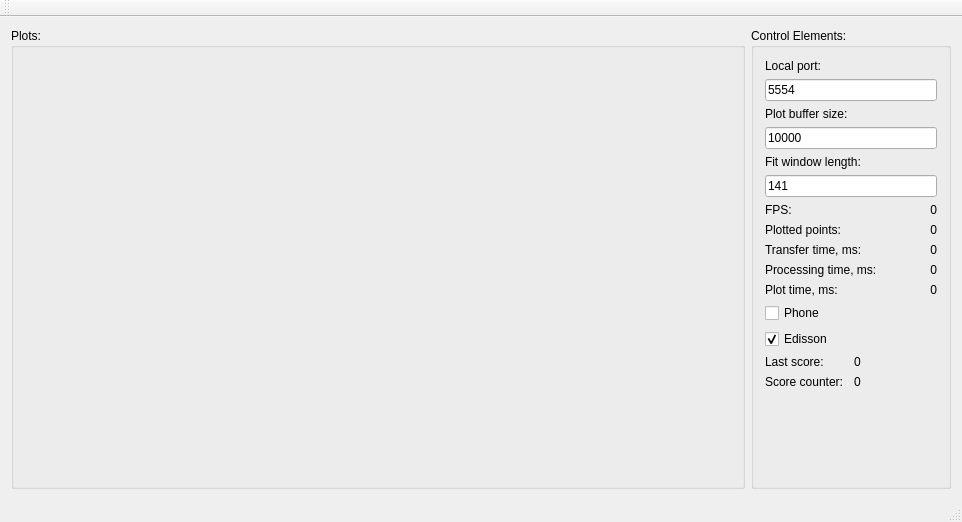
Above: RacketMotionServer/mainwin.ui from Sureshdharani/Racket-Project before the change. Below: the same form after it.
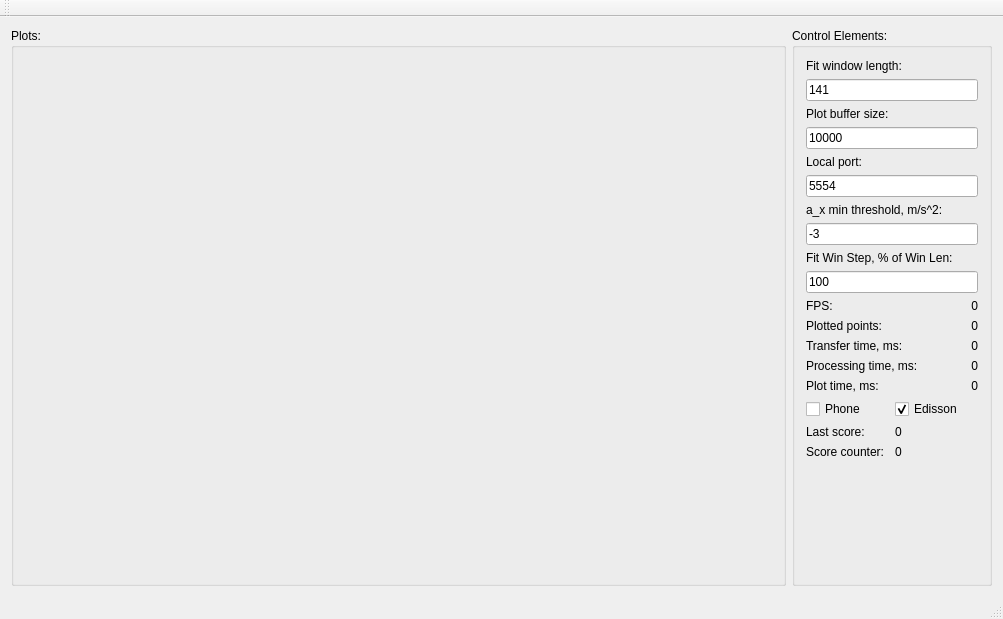
That is the form after the change. Custom widgets are drawn as their Qt base class.

Diff of the .ui file:
```diff
--- a/RacketMotionServer/mainwin.ui
+++ b/RacketMotionServer/mainwin.ui
@@ -6,8 +6,8 @@
    <rect>
     <x>0</x>
     <y>0</y>
-    <width>962</width>
-    <height>522</height>
+    <width>1003</width>
+    <height>619</height>
    </rect>
   </property>
   <property name="windowTitle">
@@ -143,46 +143,6 @@
       </property>
       <layout class="QGridLayout" name="gridLayout_5">
        <item row="5" column="0">
-        <layout class="QGridLayout" name="gridLayout_2">
-         <item row="0" column="0">
-          <layout class="QHBoxLayout" name="horizontalLayout_3">
-           <item>
-            <widget class="QLabel" name="label_4">
-             <property name="text">
-              <string>Last score:</string>
-             </property>
-            </widget>
-           </item>
-           <item>
-            <widget class="QLabel" name="scoreLabel">
-             <property name="text">
-              <string>0</string>
-             </property>
-            </widget>
-           </item>
-          </layout>
-         </item>
-         <item row="1" column="0">
-          <layout class="QHBoxLayout" name="horizontalLayout_7">
-           <item>
-            <widget class="QLabel" name="label_8">
-             <property name="text">
-              <string>Score counter:</string>
-             </property>
-            </widget>
-           </item>
-           <item>
-            <widget class="QLabel" name="scoreCntLabel">
-             <property name="text">
-              <string>0</string>
-             </property>
-            </widget>
-           </item>
-          </layout>
-         </item>
-        </layout>
-       </item>
-       <item row="3" column="0">
         <layout class="QVBoxLayout" name="verticalLayout_3">
          <item>
           <layout class="QHBoxLayout" name="horizontalLayout_6">
@@ -352,6 +312,105 @@
         </layout>
        </item>
        <item row="2" column="0">
+        <layout class="QVBoxLayout" name="verticalLayout">
+         <item>
+          <widget class="QLabel" name="label">
+           <property name="sizePolicy">
+            <sizepolicy hsizetype="Preferred" vsizetype="Fixed">
+             <horstretch>0</horstretch>
+             <verstretch>0</verstretch>
+            </sizepolicy>
+           </property>
+           <property name="text">
+            <string>Local port:</string>
+           </property>
+          </widget>
+         </item>
+         <item>
+          <widget class="QLineEdit" name="localPortLnEd">
+           <property name="sizePolicy">
+            <sizepolicy hsizetype="Preferred" vsizetype="Fixed">
+             <horstretch>0</horstretch>
+             <verstretch>0</verstretch>
+            </sizepolicy>
+           </property>
+           <property name="inputMask">
+            <string extracomment="Local Port"/>
+           </property>
+           <property name="text">
+            <string>5554</string>
+           </property>
+          </widget>
+         </item>
+        </layout>
+       </item>
+       <item row="3" column="0">
+        <layout class="QVBoxLayout" name="verticalLayout_6">
+         <item>
+          <widget class="QLabel" name="label_7">
+           <property name="sizePolicy">
+            <sizepolicy hsizetype="Preferred" vsizetype="Fixed">
+             <horstretch>0</horstretch>
+             <verstretch>0</verstretch>
+            </sizepolicy>
+           </property>
+           <property name="text">
+            <string>a_x min threshold, m/s^2:</string>
+           </property>
+          </widget>
+         </item>
+         <item>
+          <widget class="QLineEdit" name="accXMinThresholdLnEd">
+           <property name="sizePolicy">
+            <sizepolicy hsizetype="Preferred" vsizetype="Fixed">
+             <horstretch>0</horstretch>
+             <verstretch>0</verstretch>
+            </sizepolicy>
+           </property>
+           <property name="inputMask">
+            <string extracomment="Local Port"/>
+           </property>
+           <property name="text">
+            <string>-3</string>
+           </property>
+          </widget>
+         </item>
+        </layout>
+       </item>
+       <item row="4" column="0">
+        <layout class="QVBoxLayout" name="verticalLayout_7">
+         <item>
+          <widget class="QLabel" name="label_10">
+           <property name="sizePolicy">
+            <sizepolicy hsizetype="Preferred" vsizetype="Fixed">
+             <horstretch>0</horstretch>
+             <verstretch>0</verstretch>
+            </sizepolicy>
+           </property>
+           <property name="text">
+            <string>Fit Win Step, % of Win Len:</string>
+           </property>
+          </widget>
+         </item>
+         <item>
+          <widget class="QLineEdit" name="fitWinLenStepLnEd">
+           <property name="sizePolicy">
+            <sizepolicy hsizetype="Preferred" vsizetype="Fixed">
+             <horstretch>0</horstretch>
+             <verstretch>0</verstretch>
+            </sizepolicy>
+           </property>
+           <property name="inputMask">
+            <string extracomment="Local Port"/>
+           </property>
+           <property name="text">
+            <string>100</string>
+           </property>
+          </widget>
+         </item>
+        </layout>
+       </item>
+       <item row="0" column="0">
         <layout class="QVBoxLayout" name="verticalLayout_5">
          <item>
           <widget class="QLabel" name="label_6">
@@ -384,41 +443,8 @@
          </item>
         </layout>
        </item>
-       <item row="1" column="0">
-        <layout class="QVBoxLayout" name="verticalLayout_2">
-         <item>
-          <widget class="QLabel" name="label_2">
-           <property name="sizePolicy">
-            <sizepolicy hsizetype="Preferred" vsizetype="Fixed">
-             <horstretch>0</horstretch>
-             <verstretch>0</verstretch>
-            </sizepolicy>
-           </property>
-           <property name="text">
-            <string>Plot buffer size:</string>
-           </property>
-          </widget>
-         </item>
-         <item>
-          <widget class="QLineEdit" name="pltBufSzLnEd">
-           <property name="sizePolicy">
-            <sizepolicy hsizetype="Preferred" vsizetype="Fixed">
-             <horstretch>0</horstretch>
-             <verstretch>0</verstretch>
-            </sizepolicy>
-           </property>
-           <property name="inputMask">
-            <string extracomment="Local Port"/>
-           </property>
-           <property name="text">
-            <string>10000</string>
-           </property>
-          </widget>
-         </item>
-        </layout>
-       </item>
-       <item row="4" column="0">
-        <layout class="QVBoxLayout" name="verticalLayout_6">
+       <item row="6" column="0">
+        <layout class="QHBoxLayout" name="horizontalLayout_8">
          <item>
           <widget class="QCheckBox" name="isPhoneChBox">
            <property name="text">
@@ -438,10 +464,10 @@
          </item>
         </layout>
        </item>
-       <item row="0" column="0">
-        <layout class="QVBoxLayout" name="verticalLayout">
+       <item row="1" column="0">
+        <layout class="QVBoxLayout" name="verticalLayout_2">
          <item>
-          <widget class="QLabel" name="label">
+          <widget class="QLabel" name="label_2">
            <property name="sizePolicy">
             <sizepolicy hsizetype="Preferred" vsizetype="Fixed">
              <horstretch>0</horstretch>
@@ -449,12 +475,12 @@
             </sizepolicy>
            </property>
            <property name="text">
-            <string>Local port:</string>
+            <string>Plot buffer size:</string>
            </property>
           </widget>
          </item>
          <item>
-          <widget class="QLineEdit" name="localPortLnEd">
+          <widget class="QLineEdit" name="pltBufSzLnEd">
            <property name="sizePolicy">
             <sizepolicy hsizetype="Preferred" vsizetype="Fixed">
              <horstretch>0</horstretch>
@@ -465,13 +491,53 @@
             <string extracomment="Local Port"/>
            </property>
            <property name="text">
-            <string>5554</string>
+            <string>10000</string>
            </property>
           </widget>
          </item>
         </layout>
        </item>
-       <item row="6" column="0">
+       <item row="7" column="0">
+        <layout class="QGridLayout" name="gridLayout_2">
+         <item row="0" column="0">
+          <layout class="QHBoxLayout" name="horizontalLayout_3">
+           <item>
+            <widget class="QLabel" name="label_4">
+             <property name="text">
+              <string>Last score:</string>
+             </property>
+            </widget>
+           </item>
+           <item>
+            <widget class="QLabel" name="scoreLabel">
+             <property name="text">
+              <string>0</string>
+             </property>
+            </widget>
+           </item>
+          </layout>
+         </item>
+         <item row="1" column="0">
+          <layout class="QHBoxLayout" name="horizontalLayout_7">
+           <item>
+            <widget class="QLabel" name="label_8">
+             <property name="text">
+              <string>Score counter:</string>
+             </property>
+            </widget>
+           </item>
+           <item>
+            <widget class="QLabel" name="scoreCntLabel">
+             <property name="text">
+              <string>0</string>
+             </property>
+            </widget>
+           </item>
+          </layout>
+         </item>
+        </layout>
+       </item>
+       <item row="8" column="0">
         <spacer name="verticalSpacer">
          <property name="orientation">
           <enum>Qt::Vertical</enum>
```
Left out of the diff: 10 changed lines with no effect on the pictures.
